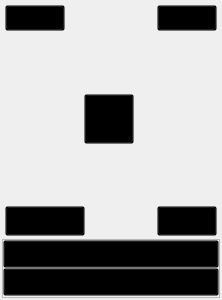
Old version of the form VideoPlayer/mainwidget/videomember/MemberVideoItem.ui in the repository huizhang556/pc-video-player.
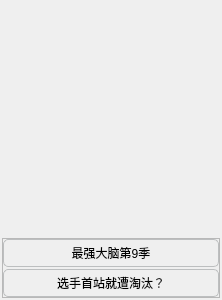
New version of the form.

```diff
--- a/VideoPlayer/mainwidget/videomember/MemberVideoItem.ui
+++ b/VideoPlayer/mainwidget/videomember/MemberVideoItem.ui
@@ -36,437 +36,22 @@
     <number>2</number>
    </property>
    <item>
-    <layout class="QVBoxLayout" name="verticalLayout_10" stretch="8,2">
+    <layout class="QVBoxLayout" name="verticalLayout_10" stretch="0,2">
      <property name="spacing">
       <number>0</number>
      </property>
      <item>
-      <layout class="QVBoxLayout" name="verticalLayout_7">
-       <item>
-        <layout class="QHBoxLayout" name="horizontalLayout">
-         <property name="spacing">
-          <number>0</number>
-         </property>
-         <item>
-          <widget class="QFrame" name="frame">
-           <property name="styleSheet">
-            <string notr="true">QFrame
-{
-background-color: transparent;
-}</string>
-           </property>
-           <property name="frameShape">
-            <enum>QFrame::StyledPanel</enum>
-           </property>
-           <property name="frameShadow">
-            <enum>QFrame::Raised</enum>
-           </property>
-           <layout class="QVBoxLayout" name="verticalLayout_2">
-            <property name="spacing">
-             <number>0</number>
-            </property>
-            <property name="leftMargin">
-             <number>2</number>
-            </property>
-            <property name="topMargin">
-             <number>2</number>
-            </property>
-            <property name="rightMargin">
-             <number>2</number>
-            </property>
-            <property name="bottomMargin">
-             <number>2</number>
-            </property>
-            <item>
-             <widget class="QPushButton" name="pushButton_vip">
-              <property name="minimumSize">
-               <size>
-                <width>0</width>
-                <height>26</height>
-               </size>
-              </property>
-              <property name="maximumSize">
-               <size>
-                <width>60</width>
-                <height>26</height>
-               </size>
-              </property>
-              <property name="styleSheet">
-               <string notr="true">QPushButton
-{
-background-color: transparent;
-}
-
-QPushButton:hover
-{
-
-}</string>
-              </property>
-              <property name="text">
-               <string>VIP</string>
-              </property>
-             </widget>
-            </item>
-           </layout>
-          </widget>
-         </item>
-         <item>
-          <spacer name="horizontalSpacer">
-           <property name="orientation">
-            <enum>Qt::Horizontal</enum>
-           </property>
-           <property name="sizeHint" stdset="0">
-            <size>
-             <width>40</width>
-             <height>20</height>
-            </size>
-           </property>
-          </spacer>
-         </item>
-         <item>
-          <widget class="QFrame" name="frame_5">
-           <property name="styleSheet">
-            <string notr="true">QFrame
-{
-background-color: transparent;
-}</string>
-           </property>
-           <property name="frameShape">
-            <enum>QFrame::StyledPanel</enum>
-           </property>
-           <property name="frameShadow">
-            <enum>QFrame::Raised</enum>
-           </property>
-           <layout class="QVBoxLayout" name="verticalLayout">
-            <property name="spacing">
-             <number>0</number>
-            </property>
-            <property name="leftMargin">
-             <number>2</number>
-            </property>
-            <property name="topMargin">
-             <number>2</number>
-            </property>
-            <property name="rightMargin">
-             <number>2</number>
-            </property>
-            <property name="bottomMargin">
-             <number>2</number>
-            </property>
-            <item>
-             <widget class="QPushButton" name="pushButton_indeplayer">
-              <property name="minimumSize">
-               <size>
-                <width>0</width>
-                <height>26</height>
-               </size>
-              </property>
-              <property name="maximumSize">
-               <size>
-                <width>60</width>
-                <height>26</height>
-               </size>
-              </property>
-              <property name="styleSheet">
-               <string notr="true">QPushButton
-{
-background-color: transparent;
-}
-
-QPushButton:hover
-{
-
-}</string>
-              </property>
-              <property name="text">
-               <string>独播</string>
-              </property>
-             </widget>
-            </item>
-           </layout>
-          </widget>
-         </item>
-        </layout>
-       </item>
-       <item>
-        <layout class="QHBoxLayout" name="horizontalLayout_3">
-         <item>
-          <spacer name="horizontalSpacer_3">
-           <property name="orientation">
-            <enum>Qt::Horizontal</enum>
-           </property>
-           <property name="sizeHint" stdset="0">
-            <size>
-             <width>40</width>
-             <height>20</height>
-            </size>
-           </property>
-          </spacer>
-         </item>
-         <item>
-          <layout class="QVBoxLayout" name="verticalLayout_6">
-           <item>
-            <spacer name="verticalSpacer">
-             <property name="orientation">
-              <enum>Qt::Vertical</enum>
-             </property>
-             <property name="sizeHint" stdset="0">
-              <size>
-               <width>20</width>
-               <height>40</height>
-              </size>
-             </property>
-            </spacer>
-           </item>
-           <item>
-            <widget class="QFrame" name="frame_2">
-             <property name="minimumSize">
-              <size>
-               <width>60</width>
-               <height>60</height>
-              </size>
-             </property>
-             <property name="maximumSize">
-              <size>
-               <width>60</width>
-               <height>60</height>
-              </size>
-             </property>
-             <property name="styleSheet">
-              <string notr="true">QFrame
-{
-background-color: transparent;
-}</string>
-             </property>
-             <property name="frameShape">
-              <enum>QFrame::StyledPanel</enum>
-             </property>
-             <property name="frameShadow">
-              <enum>QFrame::Raised</enum>
-             </property>
-             <layout class="QVBoxLayout" name="verticalLayout_5">
-              <property name="spacing">
-               <number>0</number>
-              </property>
-              <property name="leftMargin">
-               <number>2</number>
-              </property>
-              <property name="topMargin">
-               <number>2</number>
-              </property>
-              <property name="rightMargin">
-               <number>2</number>
-              </property>
-              <property name="bottomMargin">
-               <number>2</number>
-              </property>
-              <item>
-               <widget class="QPushButton" name="pushButton_mainPlayer">
-                <property name="minimumSize">
-                 <size>
-                  <width>50</width>
-                  <height>50</height>
-                 </size>
-                </property>
-                <property name="maximumSize">
-                 <size>
-                  <width>50</width>
-                  <height>50</height>
-                 </size>
-                </property>
-                <property name="styleSheet">
-                 <string notr="true">QPushButton
-{
-background-color: transparent;
-}
-
-QPushButton:hover
-{
-
-}</string>
-                </property>
-                <property name="text">
-                 <string/>
-                </property>
-               </widget>
-              </item>
-             </layout>
-            </widget>
-           </item>
-           <item>
-            <spacer name="verticalSpacer_2">
-             <property name="orientation">
-              <enum>Qt::Vertical</enum>
-             </property>
-             <property name="sizeHint" stdset="0">
-              <size>
-               <width>20</width>
-               <height>40</height>
-              </size>
-             </property>
-            </spacer>
-           </item>
-          </layout>
-         </item>
-         <item>
-          <spacer name="horizontalSpacer_4">
-           <property name="orientation">
-            <enum>Qt::Horizontal</enum>
-           </property>
-           <property name="sizeHint" stdset="0">
-            <size>
-             <width>40</width>
-             <height>20</height>
-            </size>
-           </property>
-          </spacer>
-         </item>
-        </layout>
-       </item>
-       <item>
-        <layout class="QHBoxLayout" name="horizontalLayout_2">
-         <item>
-          <widget class="QFrame" name="frame_3">
-           <property name="styleSheet">
-            <string notr="true">QFrame
-{
-background-color: transparent;
-}</string>
-           </property>
-           <property name="frameShape">
-            <enum>QFrame::StyledPanel</enum>
-           </property>
-           <property name="frameShadow">
-            <enum>QFrame::Raised</enum>
-           </property>
-           <layout class="QVBoxLayout" name="verticalLayout_3">
-            <property name="spacing">
-             <number>0</number>
-            </property>
-            <property name="leftMargin">
-             <number>2</number>
-            </property>
-            <property name="topMargin">
-             <number>2</number>
-            </property>
-            <property name="rightMargin">
-             <number>2</number>
-            </property>
-            <property name="bottomMargin">
-             <number>2</number>
-            </property>
-            <item>
-             <widget class="QPushButton" name="pushButton_online">
-              <property name="minimumSize">
-               <size>
-                <width>0</width>
-                <height>30</height>
-               </size>
-              </property>
-              <property name="maximumSize">
-               <size>
-                <width>80</width>
-                <height>30</height>
-               </size>
-              </property>
-              <property name="styleSheet">
-               <string notr="true">QPushButton
-{
-background-color: transparent;
-}
-
-QPushButton:hover
-{
-
-}</string>
-              </property>
-              <property name="text">
-               <string>后天10点上线</string>
-              </property>
-             </widget>
-            </item>
-           </layout>
-          </widget>
-         </item>
-         <item>
-          <spacer name="horizontalSpacer_2">
-           <property name="orientation">
-            <enum>Qt::Horizontal</enum>
-           </property>
-           <property name="sizeHint" stdset="0">
-            <size>
-             <width>40</width>
-             <height>20</height>
-            </size>
-           </property>
-          </spacer>
-         </item>
-         <item>
-          <widget class="QFrame" name="frame_4">
-           <property name="styleSheet">
-            <string notr="true">QFrame
-{
-background-color: transparent;
-}</string>
-           </property>
-           <property name="frameShape">
-            <enum>QFrame::StyledPanel</enum>
-           </property>
-           <property name="frameShadow">
-            <enum>QFrame::Raised</enum>
-           </property>
-           <layout class="QVBoxLayout" name="verticalLayout_4">
-            <property name="spacing">
-             <number>0</number>
-            </property>
-            <property name="leftMargin">
-             <number>2</number>
-            </property>
-            <property name="topMargin">
-             <number>2</number>
-            </property>
-            <property name="rightMargin">
-             <number>2</number>
-            </property>
-            <property name="bottomMargin">
-             <number>2</number>
-            </property>
-            <item>
-             <widget class="QPushButton" name="pushButton_score">
-              <property name="minimumSize">
-               <size>
-                <width>0</width>
-                <height>30</height>
-               </size>
-              </property>
-              <property name="maximumSize">
-               <size>
-                <width>60</width>
-                <height>30</height>
-               </size>
-              </property>
-              <property name="styleSheet">
-               <string notr="true">QPushButton
-{
-background-color: transparent;
-}
-
-QPushButton:hover
-{
-
-}</string>
-              </property>
-              <property name="text">
-               <string>8.8分</string>
-              </property>
-             </widget>
-            </item>
-           </layout>
-          </widget>
-         </item>
-        </layout>
-       </item>
-      </layout>
+      <widget class="QLabel" name="label_videoPic">
+       <property name="minimumSize">
+        <size>
+         <width>216</width>
+         <height>234</height>
+        </size>
+       </property>
+       <property name="text">
+        <string/>
+       </property>
+      </widget>
      </item>
      <item>
       <widget class="QFrame" name="frame_6">
@@ -501,7 +86,7 @@
         <item>
          <layout class="QVBoxLayout" name="verticalLayout_8">
           <property name="spacing">
-           <number>0</number>
+           <number>2</number>
           </property>
           <item>
            <widget class="QPushButton" name="pushButton_intro">
@@ -514,6 +99,8 @@
             <property name="styleSheet">
              <string notr="true">QPushButton
 {
+border-radius: 5px;
+border: 1px solid #bcbebf;
 background-color: transparent;
 }
 
@@ -538,6 +125,8 @@
             <property name="styleSheet">
              <string notr="true">QPushButton
 {
+border-radius: 5px;
+border: 1px solid #bcbebf;
 background-color: transparent;
 }
 
```
